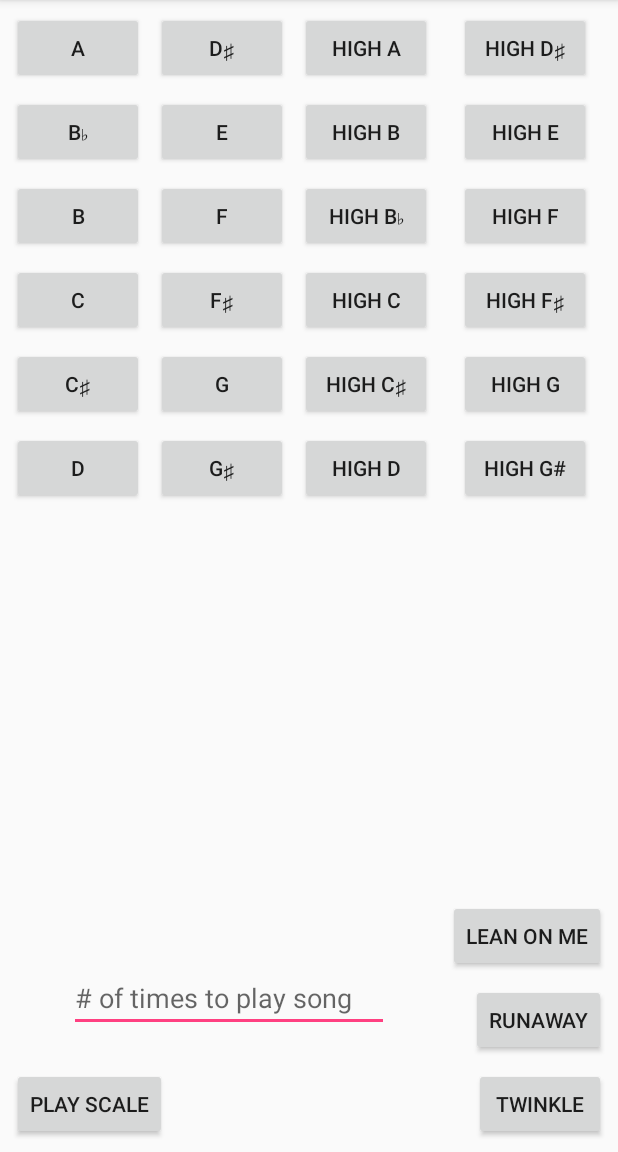
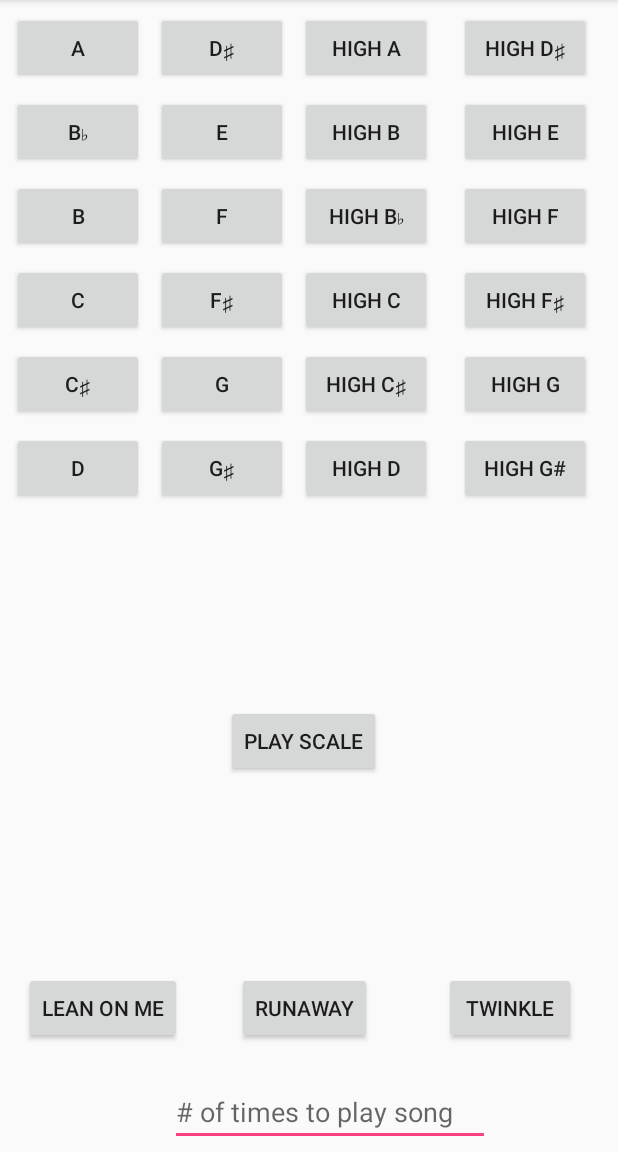
Before and after one commit to sagealo/Synthesizer, an Android app: the SynthesizerActivity screen opened directly, with no data from a screen before it, on a phone screen of 412 x 824 dp, the part 84-1236 px from its top. Run offline under Robolectric (Android 15) with nearby library versions, the phone set to English and light mode, and no system bars.

Commit message:
Reformated design

```diff
--- a/app/src/main/res/layout/activity_synthesizer.xml
+++ b/app/src/main/res/layout/activity_synthesizer.xml
@@ -41,11 +41,14 @@
         android:id="@+id/button_synth_scale"
         android:layout_width="wrap_content"
         android:layout_height="wrap_content"
-        android:layout_marginBottom="8dp"
-        android:layout_marginStart="8dp"
+        android:layout_marginBottom="124dp"
+        android:layout_marginEnd="8dp"
+        android:layout_marginTop="8dp"
         android:text="@string/play_scale"
         app:layout_constraintBottom_toBottomOf="parent"
-        app:layout_constraintStart_toStartOf="parent" />
+        app:layout_constraintEnd_toEndOf="parent"
+        app:layout_constraintStart_toStartOf="parent"
+        app:layout_constraintTop_toBottomOf="@+id/button_synth_d" />
 
     <Button
         android:id="@+id/button_synth_c"
@@ -141,8 +144,8 @@
         android:id="@+id/button_synth_song1"
         android:layout_width="wrap_content"
         android:layout_height="wrap_content"
-        android:layout_marginBottom="8dp"
-        android:layout_marginEnd="8dp"
+        android:layout_marginBottom="72dp"
+        android:layout_marginEnd="28dp"
         android:text="@string/twinkle"
         app:layout_constraintBottom_toBottomOf="parent"
         app:layout_constraintEnd_toEndOf="parent" />
@@ -283,35 +286,38 @@
         android:id="@+id/button_synth_song2"
         android:layout_width="wrap_content"
         android:layout_height="wrap_content"
-        android:layout_marginBottom="8dp"
+        android:layout_marginBottom="72dp"
         android:layout_marginEnd="8dp"
+        android:layout_marginStart="8dp"
         android:text="@string/runaway"
-        app:layout_constraintBottom_toTopOf="@+id/button_synth_song1"
-        app:layout_constraintEnd_toEndOf="parent" />
+        app:layout_constraintBottom_toBottomOf="parent"
+        app:layout_constraintEnd_toStartOf="@+id/button_synth_song1"
+        app:layout_constraintHorizontal_bias="0.421"
+        app:layout_constraintStart_toEndOf="@+id/button_synth_song3" />
 
     <EditText
         android:id="@+id/edittext_synth_numtimes"
         android:layout_width="wrap_content"
         android:layout_height="wrap_content"
-        android:layout_marginBottom="80dp"
+        android:layout_marginBottom="4dp"
         android:layout_marginEnd="8dp"
         android:layout_marginStart="8dp"
         android:ems="10"
         android:hint="@string/of_times_to_play_song"
         android:inputType="number"
         app:layout_constraintBottom_toBottomOf="parent"
-        app:layout_constraintEnd_toStartOf="@+id/button_synth_song2"
-        app:layout_constraintHorizontal_bias="0.452"
+        app:layout_constraintEnd_toEndOf="parent"
+        app:layout_constraintHorizontal_bias="0.575"
         app:layout_constraintStart_toStartOf="parent" />
 
     <Button
         android:id="@+id/button_synth_song3"
         android:layout_width="wrap_content"
         android:layout_height="wrap_content"
-        android:layout_marginBottom="8dp"
-        android:layout_marginEnd="8dp"
+        android:layout_marginBottom="72dp"
+        android:layout_marginStart="16dp"
         android:text="@string/lean_on_me"
-        app:layout_constraintBottom_toTopOf="@+id/button_synth_song2"
-        app:layout_constraintEnd_toEndOf="parent" />
+        app:layout_constraintBottom_toBottomOf="parent"
+        app:layout_constraintStart_toStartOf="parent" />
 
 </android.support.constraint.ConstraintLayout>
```
